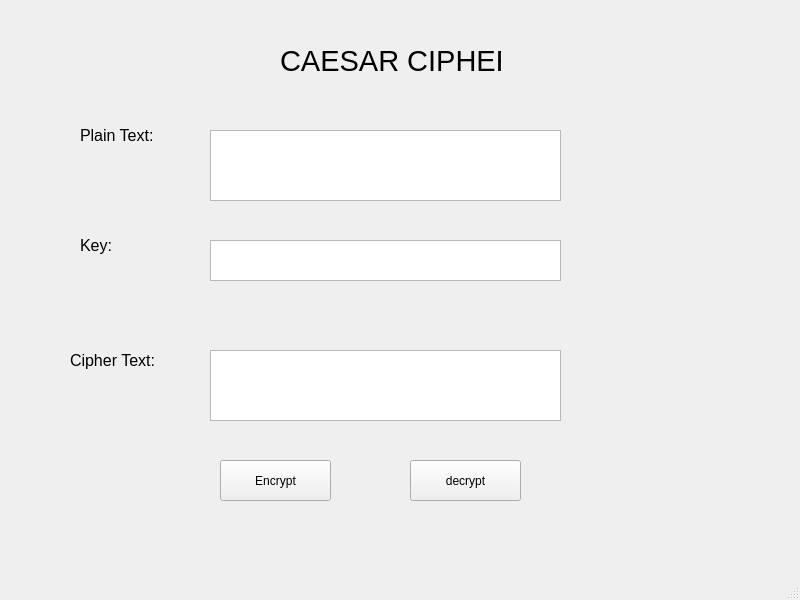
Qt form lab_03/ui/caesar.ui (tranlongvu-02-10/Information-Security-Lab) before a commit.
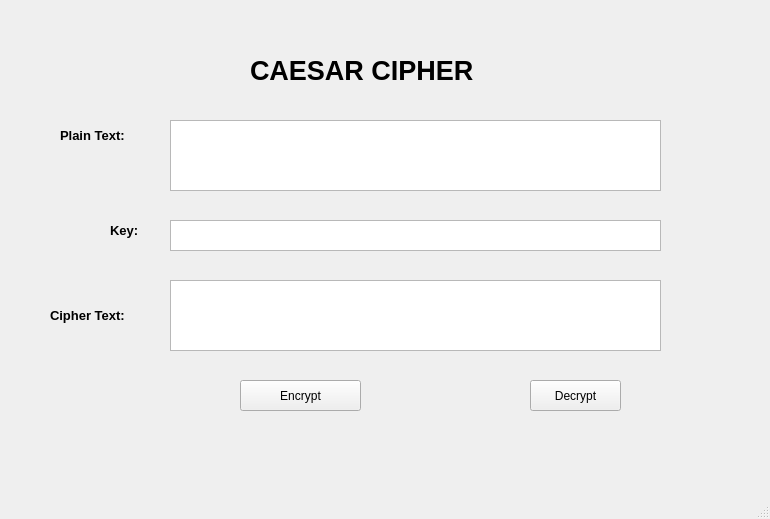
The same form after that commit.

```diff
--- a/lab_03/ui/caesar.ui
+++ b/lab_03/ui/caesar.ui
@@ -6,8 +6,8 @@
    <rect>
     <x>0</x>
     <y>0</y>
-    <width>800</width>
-    <height>600</height>
+    <width>770</width>
+    <height>519</height>
    </rect>
   </property>
   <property name="windowTitle">
@@ -17,15 +17,17 @@
    <widget class="QLabel" name="label">
     <property name="geometry">
      <rect>
-      <x>280</x>
-      <y>10</y>
-      <width>221</width>
-      <height>101</height>
+      <x>250</x>
+      <y>30</y>
+      <width>291</width>
+      <height>81</height>
      </rect>
     </property>
     <property name="font">
      <font>
-      <pointsize>22</pointsize>
+      <pointsize>20</pointsize>
+      <weight>75</weight>
+      <bold>true</bold>
      </font>
     </property>
     <property name="text">
@@ -35,15 +37,17 @@
    <widget class="QLabel" name="label_2">
     <property name="geometry">
      <rect>
-      <x>80</x>
+      <x>60</x>
       <y>120</y>
-      <width>101</width>
+      <width>111</width>
       <height>31</height>
      </rect>
     </property>
     <property name="font">
      <font>
-      <pointsize>12</pointsize>
+      <pointsize>10</pointsize>
+      <weight>75</weight>
+      <bold>true</bold>
      </font>
     </property>
     <property name="text">
@@ -53,15 +57,17 @@
    <widget class="QLabel" name="label_3">
     <property name="geometry">
      <rect>
-      <x>80</x>
-      <y>230</y>
-      <width>61</width>
-      <height>31</height>
+      <x>110</x>
+      <y>220</y>
+      <width>71</width>
+      <height>21</height>
      </rect>
     </property>
     <property name="font">
      <font>
-      <pointsize>12</pointsize>
+      <pointsize>10</pointsize>
+      <weight>75</weight>
+      <bold>true</bold>
      </font>
     </property>
     <property name="text">
@@ -71,15 +77,17 @@
    <widget class="QLabel" name="label_4">
     <property name="geometry">
      <rect>
-      <x>70</x>
-      <y>340</y>
-      <width>101</width>
-      <height>41</height>
+      <x>50</x>
+      <y>290</y>
+      <width>121</width>
+      <height>51</height>
      </rect>
     </property>
     <property name="font">
      <font>
-      <pointsize>12</pointsize>
+      <pointsize>10</pointsize>
+      <weight>75</weight>
+      <bold>true</bold>
      </font>
     </property>
     <property name="text">
@@ -89,9 +97,9 @@
    <widget class="QTextEdit" name="txt_plaintext">
     <property name="geometry">
      <rect>
-      <x>210</x>
-      <y>130</y>
-      <width>351</width>
+      <x>170</x>
+      <y>120</y>
+      <width>491</width>
       <height>71</height>
      </rect>
     </property>
@@ -99,47 +107,47 @@
    <widget class="QTextEdit" name="txt_key">
     <property name="geometry">
      <rect>
-      <x>210</x>
-      <y>240</y>
-      <width>351</width>
-      <height>41</height>
+      <x>170</x>
+      <y>220</y>
+      <width>491</width>
+      <height>31</height>
      </rect>
     </property>
    </widget>
    <widget class="QTextEdit" name="txt_ciphertext">
     <property name="geometry">
      <rect>
-      <x>210</x>
-      <y>350</y>
-      <width>351</width>
+      <x>170</x>
+      <y>280</y>
+      <width>491</width>
       <height>71</height>
      </rect>
     </property>
    </widget>
-   <widget class="QToolButton" name="btn_encrypt">
+   <widget class="QPushButton" name="btn_encrypt">
     <property name="geometry">
      <rect>
-      <x>220</x>
-      <y>460</y>
-      <width>111</width>
-      <height>41</height>
+      <x>240</x>
+      <y>380</y>
+      <width>121</width>
+      <height>31</height>
      </rect>
     </property>
     <property name="text">
      <string>Encrypt</string>
     </property>
    </widget>
-   <widget class="QToolButton" name="btn_decrypt">
+   <widget class="QPushButton" name="btn_decrypt">
     <property name="geometry">
      <rect>
-      <x>410</x>
-      <y>460</y>
-      <width>111</width>
-      <height>41</height>
+      <x>530</x>
+      <y>380</y>
+      <width>91</width>
+      <height>31</height>
      </rect>
     </property>
     <property name="text">
-     <string>decrypt</string>
+     <string>Decrypt</string>
     </property>
    </widget>
   </widget>
```
Left out of the diff: 6 changed lines with no effect on the pictures.
